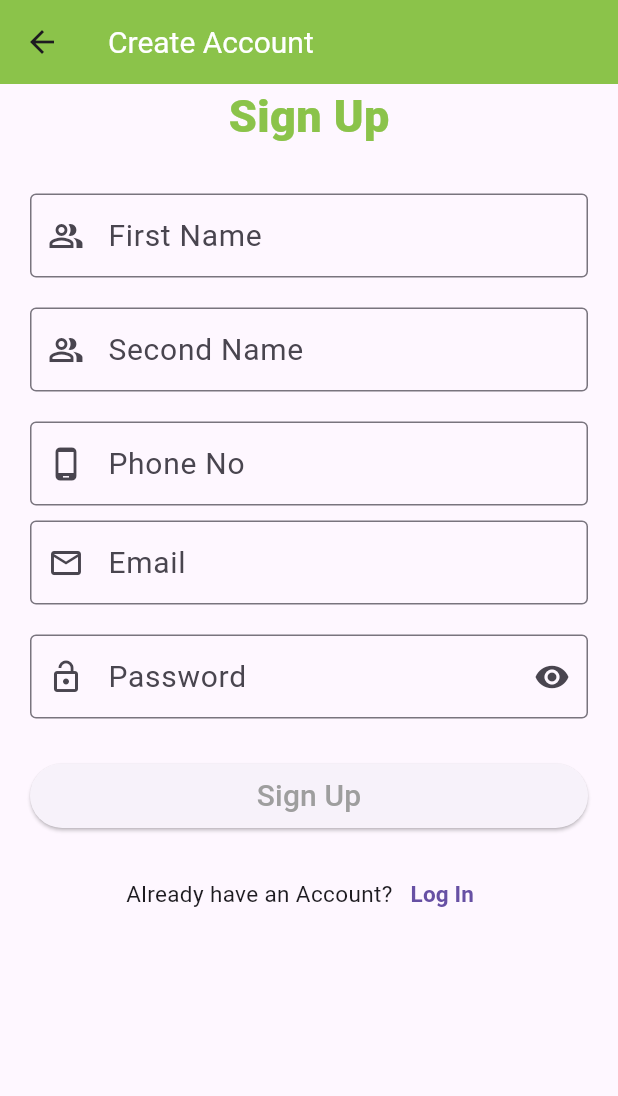
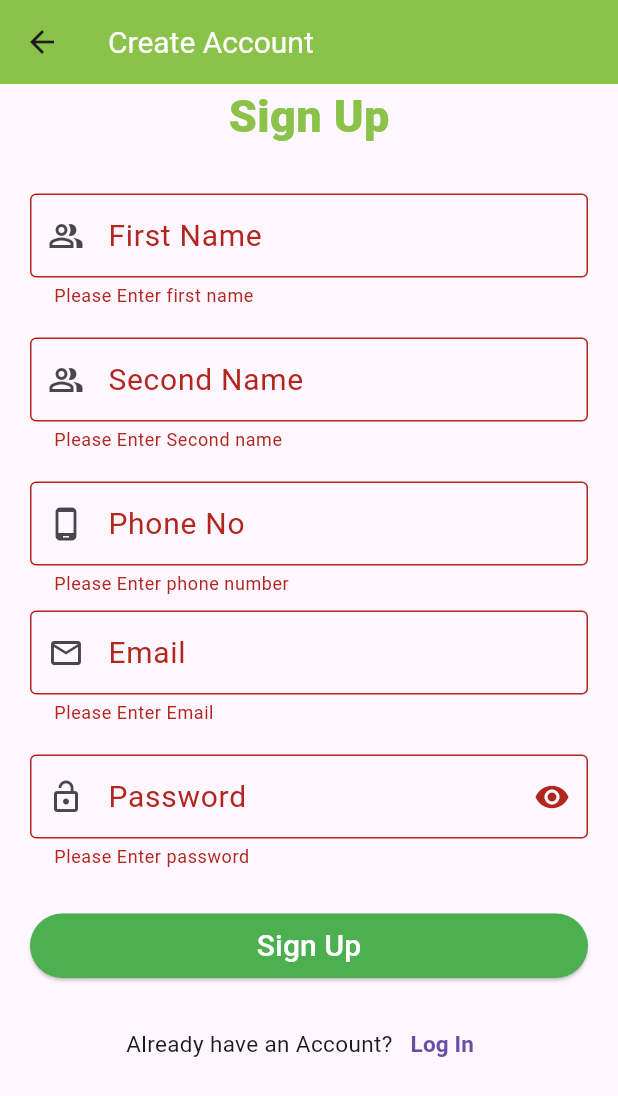
Before and after one commit to RubithaR/Farm2HomeApp, a Flutter app: the SignUpScreenBuyer screen opened directly, after a tap on "Sign Up", on a phone screen of 412 x 824 dp. Shown: the top 1096 px of the screen. Run offline on Flutter 3.47's test engine with Material 3 defaults, Android fonts, the light colour scheme and no system bars; our stand-ins replace connectivity_plus, firebase_auth, firebase_core, google_maps_flutter; missing offline and left inert: dart:ffi; accounts and stored records are empty.

Commit message:
2nd commit

```diff
--- a/lib/login_pages/signup_buyer.dart
+++ b/lib/login_pages/signup_buyer.dart
@@ -1,7 +1,11 @@
+import 'dart:ffi';
+
 import 'package:firebase_auth/firebase_auth.dart';
 import 'package:flutter/material.dart';
 import 'package:veg/authentication/auth.dart';
 import 'package:veg/login_pages/login.dart';
+import 'package:veg/methods/common_methods.dart';
+import 'package:veg/methods/loading_dialog.dart';
 
 class SignUpScreenBuyer extends StatefulWidget {
   const SignUpScreenBuyer({super.key});
@@ -11,13 +15,14 @@ class SignUpScreenBuyer extends StatefulWidget {
 }
 
 class _SignUpScreenState extends State<SignUpScreenBuyer> {
+  GlobalKey<FormState> formKey = GlobalKey<FormState>();
   final FirebaseAuthService _auth = FirebaseAuthService();
   final TextEditingController _firstnamecontroller = TextEditingController();
   final TextEditingController _secondnamecontroller = TextEditingController();
   final TextEditingController _emailcontroller = TextEditingController();
   final TextEditingController _passwordcontroller = TextEditingController();
   final TextEditingController _phonecontroller = TextEditingController();
-
+  CommonMethods cMethods = CommonMethods();
   @override
   void dispose() {
     _firstnamecontroller.dispose();
@@ -26,6 +31,40 @@ class _SignUpScreenState extends State<SignUpScreenBuyer> {
     _passwordcontroller.dispose();
     _phonecontroller.dispose();
     super.dispose();
+  }
+
+  checkIfNetworkIsAvailable()
+  {
+   cMethods.checkConnectivity(context);
+  }
+  /*signUpValidation()
+  {
+    if(_firstnamecontroller.text.trim().length < 3)
+    {
+      cMethods.displaySnackBar("wrong", context);
+    }
+  }*/
+  registerNewUser() async
+  {
+    showDialog(
+      context: context,
+      barrierDismissible: false ,
+      builder: (BuildContext context) => const LoadingDialog(messageText : "Registering your account....."),
+
+    ) ;
+    final User? userFirebase = (
+     await FirebaseAuth.instance.createUserWithEmailAndPassword(
+         email: _emailcontroller.text.trim(),
+         password: _passwordcontroller.text.trim(),
+     ).catchError((errorMsg)
+        {
+          cMethods.displaySnackBar(errorMsg.toString(), context) ;
+        })
+    ).user ;
+    if(!context.mounted) return;
+    Navigator.pop(context);
+    DatabaseReference usersRef = FirebaseDatabase.instance.ref().child("users").chid
+
   }
 
   @override
@@ -42,6 +81,7 @@ class _SignUpScreenState extends State<SignUpScreenBuyer> {
           onTap: () => FocusScope.of(context).unfocus(),
           child: SingleChildScrollView(
             child: Form(
+              key: formKey,
               child: Column(
                 crossAxisAlignment: CrossAxisAlignment.center,
                 children: <Widget>[
@@ -62,6 +102,13 @@ class _SignUpScreenState extends State<SignUpScreenBuyer> {
                       child: Column(
                         children: <Widget>[
                           TextFormField(
+                            validator: (firstName) {
+                              if (firstName!.isEmpty) {
+                                return "Please Enter first name";
+                              }
+                                return null;
+
+                            },
                             controller: _firstnamecontroller,
                             decoration: const InputDecoration(
                                 prefixIcon: Icon(Icons.people_alt_outlined),
@@ -76,6 +123,13 @@ class _SignUpScreenState extends State<SignUpScreenBuyer> {
                             height: 20.0,
                           ),
                           TextFormField(
+                            validator: (secondName){
+                              if (secondName!.isEmpty) {
+                                return "Please Enter Second name";
+                              }
+                                return null;
+
+                            },
                             controller: _secondnamecontroller,
                             decoration: const InputDecoration(
                                 prefixIcon: Icon(Icons.people_alt_outlined),
@@ -91,6 +145,14 @@ class _SignUpScreenState extends State<SignUpScreenBuyer> {
                           ),
                           TextFormField(
                             controller: _phonecontroller,
+                            validator: (pNumber) {
+                              if (pNumber!.isEmpty) {
+                                return "Please Enter phone number";
+                              } else if (pNumber.length == 9 ) {
+                                return "Please Enter correct phone number";
+                              }
+                              return null;
+                            },
                             decoration: const InputDecoration(
                               prefixIcon: Icon(Icons.phone_android_outlined),
                               labelText: 'Phone No',
@@ -158,11 +220,21 @@ class _SignUpScreenState extends State<SignUpScreenBuyer> {
                             height: 43.0,
                             width: double.infinity,
                             child: ElevatedButton(
-                                onPressed: _signUp,
+                                onPressed: () {
+                                  if (formKey.currentState!.validate()) {
+                                    formKey.currentState!.save();
+                                    checkIfNetworkIsAvailable();
+                                    _signUp();
+                                  }
+                                },
+                                 style:  ElevatedButton.styleFrom(
+                                  backgroundColor: Colors.green,
+
+                                   ),
                                   child: const Text(
                                   'Sign Up',
                                   style: TextStyle(
-                                      fontSize: 20, color: Colors.grey),
+                                  fontSize: 20, color: Colors.white),
                                   )),
                                   ),
                                   const SizedBox(
@@ -207,7 +279,7 @@ class _SignUpScreenState extends State<SignUpScreenBuyer> {
     String secondname = _secondnamecontroller.text;
     String email = _emailcontroller.text;
     String password = _passwordcontroller.text;
-    String phone = _phonecontroller.text;
+    String  phone = _phonecontroller.text;
 
     User? user = await _auth.signUpWithEmailAndPassword(email, password);
     if (user != null) {
--- a/pubspec.yaml
+++ b/pubspec.yaml
@@ -39,6 +39,7 @@ dependencies:
   firebase_auth: ^4.19.5
   google_maps_flutter: ^2.6.1
   geolocator: ^8.2.1
+  connectivity_plus: ^6.0.3
 
 
 dev_dependencies:
@@ -67,7 +68,6 @@ flutter:
   assets:
    - assets/images/
    - assets/images/buyer_homepage/
-   - assets/images/seller_homepage/
 
 
 
```
Also changed, not shown: lib/login_pages/login.dart (+5 -3 lines), lib/methods/common_methods.dart (added, +17 -0 lines), lib/methods/loading_dialog.dart (added, +46 -0 lines), pubspec.lock, 3 other files. Lines whose indentation alone changed are shown as unchanged.
